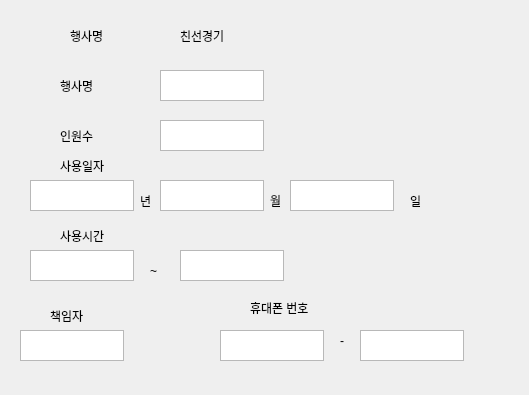
The window that ui/register_form.ui (201524495/login_test) describes before a commit, drawn with Qt 5.
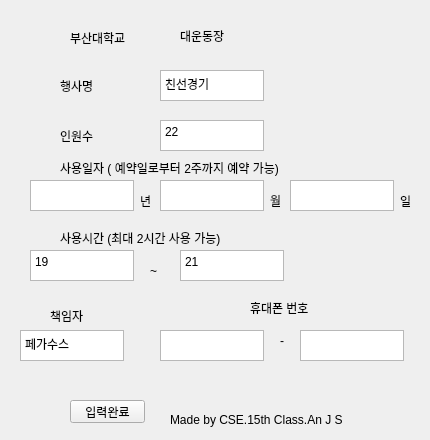
The same window after the commit.

```diff
--- a/ui/register_form.ui
+++ b/ui/register_form.ui
@@ -2,14 +2,35 @@
 <ui version="4.0">
  <class>Form</class>
  <widget class="QWidget" name="Form">
+  <property name="enabled">
+   <bool>true</bool>
+  </property>
   <property name="geometry">
    <rect>
     <x>0</x>
     <y>0</y>
-    <width>529</width>
-    <height>395</height>
+    <width>430</width>
+    <height>440</height>
    </rect>
   </property>
+  <property name="sizePolicy">
+   <sizepolicy hsizetype="Minimum" vsizetype="Minimum">
+    <horstretch>0</horstretch>
+    <verstretch>0</verstretch>
+   </sizepolicy>
+  </property>
+  <property name="minimumSize">
+   <size>
+    <width>430</width>
+    <height>440</height>
+   </size>
+  </property>
+  <property name="maximumSize">
+   <size>
+    <width>430</width>
+    <height>440</height>
+   </size>
+  </property>
   <property name="windowTitle">
    <string>Form</string>
   </property>
@@ -22,6 +43,55 @@
      <height>31</height>
     </rect>
    </property>
+   <property name="sizePolicy">
+    <sizepolicy hsizetype="Fixed" vsizetype="Fixed">
+     <horstretch>0</horstretch>
+     <verstretch>0</verstretch>
+    </sizepolicy>
+   </property>
+   <property name="minimumSize">
+    <size>
+     <width>104</width>
+     <height>31</height>
+    </size>
+   </property>
+   <property name="maximumSize">
+    <size>
+     <width>104</width>
+     <height>31</height>
+    </size>
+   </property>
+   <property name="mouseTracking">
+    <bool>false</bool>
+   </property>
+   <property name="autoFillBackground">
+    <bool>false</bool>
+   </property>
+   <property name="verticalScrollBarPolicy">
+    <enum>Qt::ScrollBarAlwaysOff</enum>
+   </property>
+   <property name="horizontalScrollBarPolicy">
+    <enum>Qt::ScrollBarAlwaysOff</enum>
+   </property>
+   <property name="tabChangesFocus">
+    <bool>true</bool>
+   </property>
+   <property name="html">
+    <string>&lt;!DOCTYPE HTML PUBLIC &quot;-//W3C//DTD HTML 4.0//EN&quot; &quot;http://www.w3.org/TR/REC-html40/strict.dtd&quot;&gt;
+&lt;html&gt;&lt;head&gt;&lt;meta name=&quot;qrichtext&quot; content=&quot;1&quot; /&gt;&lt;style type=&quot;text/css&quot;&gt;
+p, li { white-space: pre-wrap; }
+&lt;/style&gt;&lt;/head&gt;&lt;body style=&quot; font-family:'Gulim'; font-size:9pt; font-weight:400; font-style:normal;&quot;&gt;
+&lt;p style=&quot; margin-top:0px; margin-bottom:0px; margin-left:0px; margin-right:0px; -qt-block-indent:0; text-indent:0px;&quot;&gt;친선경기&lt;/p&gt;&lt;/body&gt;&lt;/html&gt;</string>
+   </property>
+   <property name="overwriteMode">
+    <bool>false</bool>
+   </property>
+   <property name="tabStopWidth">
+    <number>0</number>
+   </property>
+   <property name="acceptRichText">
+    <bool>false</bool>
+   </property>
   </widget>
   <widget class="QTextEdit" name="game_numbers">
    <property name="geometry">
@@ -32,6 +102,16 @@
      <height>31</height>
     </rect>
    </property>
+   <property name="tabChangesFocus">
+    <bool>true</bool>
+   </property>
+   <property name="html">
+    <string>&lt;!DOCTYPE HTML PUBLIC &quot;-//W3C//DTD HTML 4.0//EN&quot; &quot;http://www.w3.org/TR/REC-html40/strict.dtd&quot;&gt;
+&lt;html&gt;&lt;head&gt;&lt;meta name=&quot;qrichtext&quot; content=&quot;1&quot; /&gt;&lt;style type=&quot;text/css&quot;&gt;
+p, li { white-space: pre-wrap; }
+&lt;/style&gt;&lt;/head&gt;&lt;body style=&quot; font-family:'Gulim'; font-size:9pt; font-weight:400; font-style:normal;&quot;&gt;
+&lt;p style=&quot; margin-top:0px; margin-bottom:0px; margin-left:0px; margin-right:0px; -qt-block-indent:0; text-indent:0px;&quot;&gt;22&lt;/p&gt;&lt;/body&gt;&lt;/html&gt;</string>
+   </property>
   </widget>
   <widget class="QTextEdit" name="game_year">
    <property name="geometry">
@@ -72,6 +152,19 @@
      <height>31</height>
     </rect>
    </property>
+   <property name="inputMethodHints">
+    <set>Qt::ImhDigitsOnly</set>
+   </property>
+   <property name="tabChangesFocus">
+    <bool>true</bool>
+   </property>
+   <property name="html">
+    <string>&lt;!DOCTYPE HTML PUBLIC &quot;-//W3C//DTD HTML 4.0//EN&quot; &quot;http://www.w3.org/TR/REC-html40/strict.dtd&quot;&gt;
+&lt;html&gt;&lt;head&gt;&lt;meta name=&quot;qrichtext&quot; content=&quot;1&quot; /&gt;&lt;style type=&quot;text/css&quot;&gt;
+p, li { white-space: pre-wrap; }
+&lt;/style&gt;&lt;/head&gt;&lt;body style=&quot; font-family:'Gulim'; font-size:9pt; font-weight:400; font-style:normal;&quot;&gt;
+&lt;p style=&quot; margin-top:0px; margin-bottom:0px; margin-left:0px; margin-right:0px; -qt-block-indent:0; text-indent:0px;&quot;&gt;19&lt;/p&gt;&lt;/body&gt;&lt;/html&gt;</string>
+   </property>
   </widget>
   <widget class="QTextEdit" name="game_end">
    <property name="geometry">
@@ -82,6 +175,19 @@
      <height>31</height>
     </rect>
    </property>
+   <property name="inputMethodHints">
+    <set>Qt::ImhDigitsOnly</set>
+   </property>
+   <property name="tabChangesFocus">
+    <bool>true</bool>
+   </property>
+   <property name="html">
+    <string>&lt;!DOCTYPE HTML PUBLIC &quot;-//W3C//DTD HTML 4.0//EN&quot; &quot;http://www.w3.org/TR/REC-html40/strict.dtd&quot;&gt;
+&lt;html&gt;&lt;head&gt;&lt;meta name=&quot;qrichtext&quot; content=&quot;1&quot; /&gt;&lt;style type=&quot;text/css&quot;&gt;
+p, li { white-space: pre-wrap; }
+&lt;/style&gt;&lt;/head&gt;&lt;body style=&quot; font-family:'Gulim'; font-size:9pt; font-weight:400; font-style:normal;&quot;&gt;
+&lt;p style=&quot; margin-top:0px; margin-bottom:0px; margin-left:0px; margin-right:0px; -qt-block-indent:0; text-indent:0px;&quot;&gt;21&lt;/p&gt;&lt;/body&gt;&lt;/html&gt;</string>
+   </property>
   </widget>
   <widget class="QTextEdit" name="game_leader">
    <property name="geometry">
@@ -92,11 +198,21 @@
      <height>31</height>
     </rect>
    </property>
+   <property name="tabChangesFocus">
+    <bool>true</bool>
+   </property>
+   <property name="html">
+    <string>&lt;!DOCTYPE HTML PUBLIC &quot;-//W3C//DTD HTML 4.0//EN&quot; &quot;http://www.w3.org/TR/REC-html40/strict.dtd&quot;&gt;
+&lt;html&gt;&lt;head&gt;&lt;meta name=&quot;qrichtext&quot; content=&quot;1&quot; /&gt;&lt;style type=&quot;text/css&quot;&gt;
+p, li { white-space: pre-wrap; }
+&lt;/style&gt;&lt;/head&gt;&lt;body style=&quot; font-family:'Gulim'; font-size:9pt; font-weight:400; font-style:normal;&quot;&gt;
+&lt;p style=&quot; margin-top:0px; margin-bottom:0px; margin-left:0px; margin-right:0px; -qt-block-indent:0; text-indent:0px;&quot;&gt;페가수스&lt;/p&gt;&lt;/body&gt;&lt;/html&gt;</string>
+   </property>
   </widget>
   <widget class="QTextEdit" name="first_number">
    <property name="geometry">
     <rect>
-     <x>220</x>
+     <x>160</x>
      <y>330</y>
      <width>104</width>
      <height>31</height>
@@ -106,7 +222,7 @@
   <widget class="QTextEdit" name="second_number">
    <property name="geometry">
     <rect>
-     <x>360</x>
+     <x>300</x>
      <y>330</y>
      <width>104</width>
      <height>31</height>
@@ -142,7 +258,7 @@
   <widget class="QLabel" name="label_3">
    <property name="geometry">
     <rect>
-     <x>340</x>
+     <x>280</x>
      <y>330</y>
      <width>16</width>
      <height>21</height>
@@ -170,12 +286,12 @@
     <rect>
      <x>60</x>
      <y>230</y>
-     <width>56</width>
-     <height>12</height>
+     <width>221</width>
+     <height>16</height>
     </rect>
    </property>
    <property name="text">
-    <string>사용시간</string>
+    <string>사용시간 (최대 2시간 사용 가능)</string>
    </property>
   </widget>
   <widget class="QLabel" name="label_6">
@@ -183,12 +299,12 @@
     <rect>
      <x>60</x>
      <y>160</y>
-     <width>56</width>
-     <height>12</height>
+     <width>291</width>
+     <height>16</height>
     </rect>
    </property>
    <property name="text">
-    <string>사용일자</string>
+    <string>사용일자 ( 예약일로부터 2주까지 예약 가능)</string>
    </property>
   </widget>
   <widget class="QLabel" name="label_7">
@@ -220,7 +336,7 @@
   <widget class="QLabel" name="label_9">
    <property name="geometry">
     <rect>
-     <x>410</x>
+     <x>400</x>
      <y>190</y>
      <width>16</width>
      <height>21</height>
@@ -261,12 +377,12 @@
     <rect>
      <x>70</x>
      <y>30</y>
-     <width>56</width>
-     <height>12</height>
+     <width>71</width>
+     <height>16</height>
     </rect>
    </property>
    <property name="text">
-    <string>행사명</string>
+    <string>부산대학교</string>
    </property>
   </widget>
   <widget class="QLabel" name="label_13">
@@ -279,7 +395,33 @@
     </rect>
    </property>
    <property name="text">
-    <string>친선경기</string>
+    <string>대운동장</string>
+   </property>
+  </widget>
+  <widget class="QPushButton" name="register_button">
+   <property name="geometry">
+    <rect>
+     <x>70</x>
+     <y>400</y>
+     <width>75</width>
+     <height>23</height>
+    </rect>
+   </property>
+   <property name="text">
+    <string>입력완료</string>
+   </property>
+  </widget>
+  <widget class="QLabel" name="label_14">
+   <property name="geometry">
+    <rect>
+     <x>170</x>
+     <y>410</y>
+     <width>191</width>
+     <height>20</height>
+    </rect>
+   </property>
+   <property name="text">
+    <string>Made by CSE.15th Class.An J S</string>
    </property>
   </widget>
  </widget>
```
Left out of the diff: 49 changed lines with no effect on the pictures.
